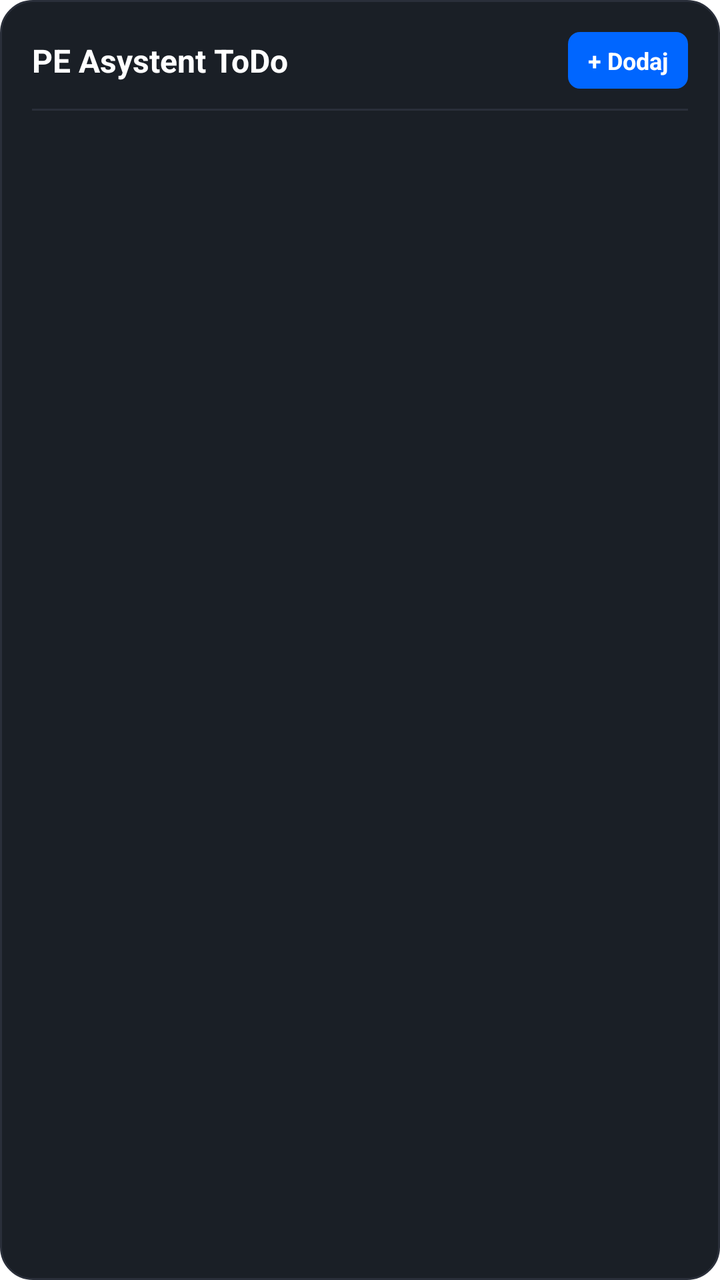
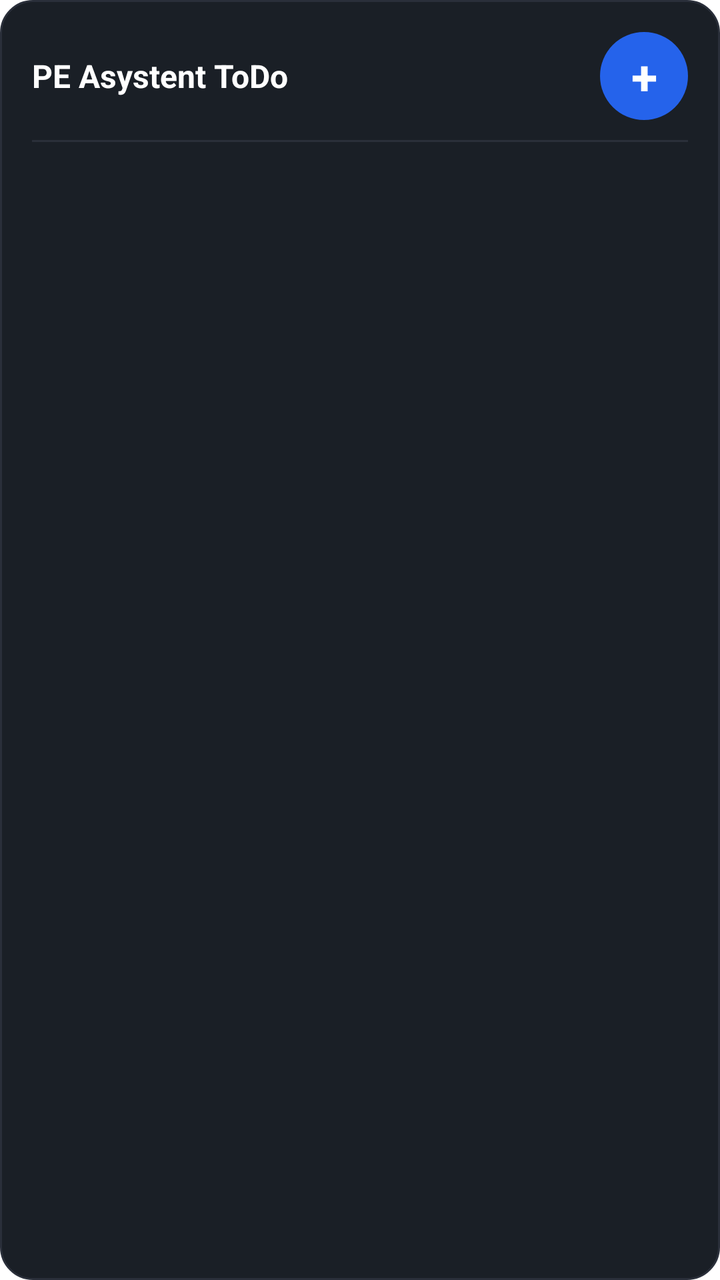

Two renders of the same Android screen: before a commit and after it. Below are the layout's source before the change and the commit's diff.
<!-- AndroidManifest.xml: fallback theme Theme.MaterialComponents.DayNight.NoActionBar -->
<!-- res/layout/todo_widget.xml -->
<?xml version="1.0" encoding="utf-8"?>
<LinearLayout xmlns:android="http://schemas.android.com/apk/res/android"
    android:id="@+id/widget_root"
    android:layout_width="match_parent"
    android:layout_height="match_parent"
    android:background="@drawable/widget_background"
    android:orientation="vertical"
    android:padding="16dp">

    
    <LinearLayout
        android:layout_width="match_parent"
        android:layout_height="wrap_content"
        android:gravity="center_vertical"
        android:orientation="horizontal">

        <TextView
            android:id="@+id/widget_title"
            android:layout_width="0dp"
            android:layout_height="wrap_content"
            android:layout_weight="1"
            android:text="PE Asystent ToDo"
            android:textColor="#FFFFFF"
            android:textSize="16sp"
            android:textStyle="bold" />

        <TextView
            android:id="@+id/widget_add_button"
            android:layout_width="wrap_content"
            android:layout_height="wrap_content"
            android:background="@drawable/widget_button_background"
            android:paddingLeft="10dp"
            android:paddingRight="10dp"
            android:paddingTop="6dp"
            android:paddingBottom="6dp"
            android:text="+ Dodaj"
            android:textColor="#FFFFFF"
            android:textSize="12sp"
            android:textStyle="bold" />
    </LinearLayout>

    <FrameLayout
        android:layout_width="match_parent"
        android:layout_height="1dp"
        android:layout_marginTop="10dp"
        android:layout_marginBottom="10dp"
        android:background="#2A2F3A" />

    
    <TextView
        android:id="@+id/todo_empty_view"
        android:layout_width="match_parent"
        android:layout_height="match_parent"
        android:gravity="center"
        android:text="Brak zadań ToDo 🎉"
        android:textColor="#888888"
        android:textSize="13sp"
        android:visibility="gone" />

    
    <ListView
        android:id="@+id/todo_list_view"
        android:layout_width="match_parent"
        android:layout_height="0dp"
        android:layout_weight="1"
        android:divider="@null"
        android:dividerHeight="4dp" />

</LinearLayout>
<!-- resources referenced by this layout -->
<resources>
  <!-- drawable widget_background (drawable) -->
  <?xml version="1.0" encoding="utf-8"?>
  <shape xmlns:android="http://schemas.android.com/apk/res/android">
      <solid android:color="#1A1F26" />
      <corners android:radius="16dp" />
      <stroke
          android:width="1dp"
          android:color="#2A2F3A" />
  </shape>
  <!-- drawable widget_button_background (drawable) -->
  <?xml version="1.0" encoding="utf-8"?>
  <shape xmlns:android="http://schemas.android.com/apk/res/android">
      <solid android:color="#0066FF" />
      <corners android:radius="6dp" />
  </shape>
</resources>

<!-- the commit's change to res/layout/todo_widget.xml (unified diff, before → after) -->
@@ -26,16 +26,13 @@
 
         <TextView
             android:id="@+id/widget_add_button"
-            android:layout_width="wrap_content"
-            android:layout_height="wrap_content"
-            android:background="@drawable/widget_button_background"
-            android:paddingLeft="10dp"
-            android:paddingRight="10dp"
-            android:paddingTop="6dp"
-            android:paddingBottom="6dp"
-            android:text="+ Dodaj"
+            android:layout_width="44dp"
+            android:layout_height="44dp"
+            android:background="@drawable/widget_round_button_background"
+            android:gravity="center"
+            android:text="+"
             android:textColor="#FFFFFF"
-            android:textSize="12sp"
+            android:textSize="24sp"
             android:textStyle="bold" />
     </LinearLayout>
 
<!-- resource entries referenced after the edit -->
@@ -9,11 +9,14 @@
           android:width="1dp"
           android:color="#2A2F3A" />
   </shape>
-  <!-- drawable widget_button_background (drawable) -->
+  <!-- drawable widget_round_button_background (drawable) -->
   <?xml version="1.0" encoding="utf-8"?>
-  <shape xmlns:android="http://schemas.android.com/apk/res/android">
-      <solid android:color="#0066FF" />
-      <corners android:radius="6dp" />
+  <shape xmlns:android="http://schemas.android.com/apk/res/android"
+      android:shape="oval">
+      <solid android:color="#2563EB" />
+      <size
+          android:width="44dp"
+          android:height="44dp" />
   </shape>
 </resources>
 
